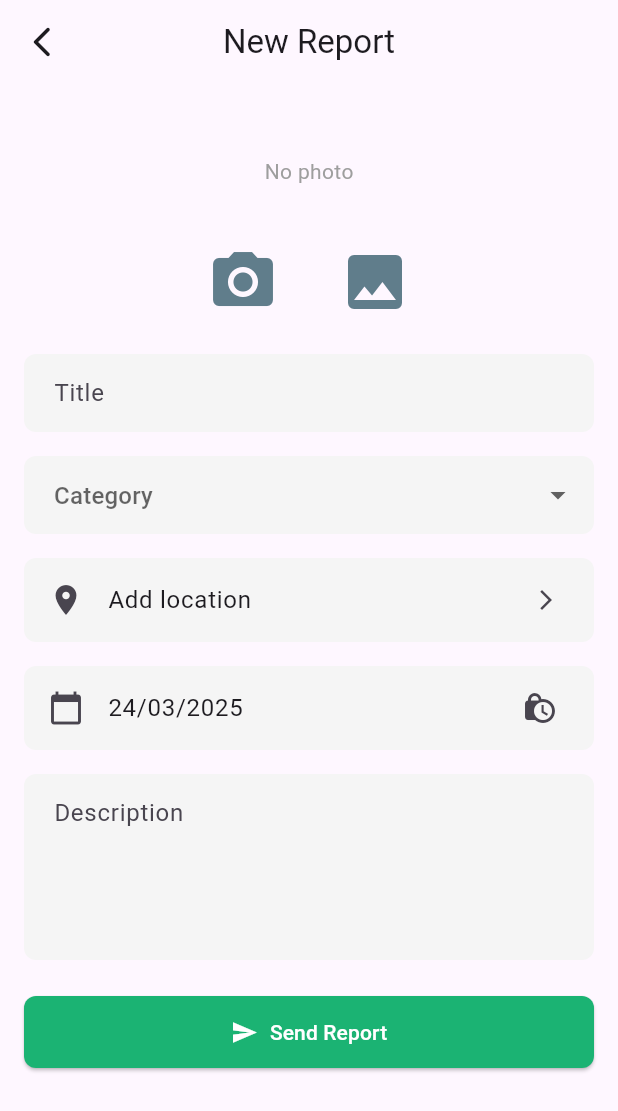
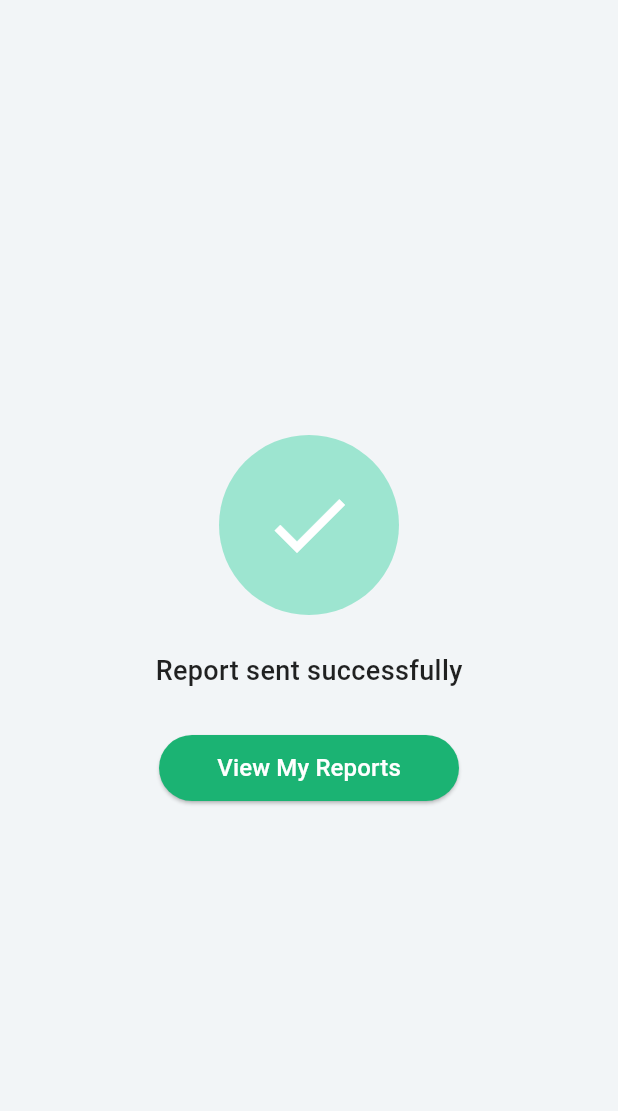
Before and after one commit to panithan-doe/KU-Reporting-app, a Flutter app: the ReportFormScreen screen opened directly, after a tap on "Send Report", on a phone screen of 412 x 824 dp. Shown: the top 1111 px of the screen. Run offline on Flutter 3.47's test engine with Material 3 defaults, Android fonts, the light colour scheme and no system bars; our stand-ins replace cloud_firestore, firebase_auth, firebase_core, fl_chart, google_sign_in, image_picker; accounts and stored records are empty.

Commit message:
add report_success page with animation

```diff
--- a/lib/screens/reports/report_form.dart
+++ b/lib/screens/reports/report_form.dart
@@ -3,6 +3,7 @@ import 'package:flutter/material.dart';
 import 'package:image_picker/image_picker.dart';
 import 'package:intl/intl.dart';
 import 'package:ku_report_app/widgets/go_back_appbar.dart';
+import 'package:ku_report_app/screens/reports/report_success.dart';
 
 class ReportFormScreen extends StatefulWidget {
   const ReportFormScreen({super.key});
@@ -355,7 +356,14 @@ class SubmitButton extends StatelessWidget {
     return SizedBox(
       width: double.infinity,
       child: ElevatedButton.icon(
-        onPressed: () {},
+        onPressed: () {
+          Navigator.pushReplacement(
+            context,
+            MaterialPageRoute(
+              builder: (context) => const ReportSuccessScreen(),
+            ),
+          );
+        },
         style: ElevatedButton.styleFrom(
           backgroundColor: const Color.fromARGB(255, 27, 179, 115),
           padding: const EdgeInsets.symmetric(vertical: 14),
--- /dev/null
+++ b/lib/screens/reports/report_success.dart
@@ -0,0 +1,111 @@
+import 'package:flutter/material.dart';
+import 'package:ku_report_app/screens/reports/my_reports.dart';
+
+class ReportSuccessScreen extends StatefulWidget {
+  const ReportSuccessScreen({super.key});
+
+  @override
+  State<ReportSuccessScreen> createState() => _ReportSuccessScreenState();
+}
+
+class _ReportSuccessScreenState extends State<ReportSuccessScreen>
+    with SingleTickerProviderStateMixin {
+  late AnimationController _controller;
+  late Animation<double> _scaleAnimation;
+
+  @override
+  void initState() {
+    super.initState();
+
+    _controller = AnimationController(
+      duration: const Duration(milliseconds: 800),
+      vsync: this,
+    );
+
+    _scaleAnimation = CurvedAnimation(
+      parent: _controller,
+      curve: Curves.elasticOut,
+    );
+
+    _controller.forward();
+  }
+
+  @override
+  void dispose() {
+    _controller.dispose();
+    super.dispose();
+  }
+
+  @override
+  Widget build(BuildContext context) {
+    return Scaffold(
+      backgroundColor: const Color(0xFFF2F5F7),
+      body: SafeArea(
+        child: Center(
+          child: Padding(
+            padding: const EdgeInsets.symmetric(horizontal: 32),
+            child: Column(
+              mainAxisAlignment: MainAxisAlignment.center,
+              children: [
+                ScaleTransition(
+                  scale: _scaleAnimation,
+                  child: Container(
+                    width: 120,
+                    height: 120,
+                    decoration: const BoxDecoration(
+                      color: Color(0xFF9DE5D0),
+                      shape: BoxShape.circle,
+                    ),
+                    child: const Center(
+                      child: Icon(
+                        Icons.check,
+                        size: 64,
+                        color: Colors.white,
+                      ),
+                    ),
+                  ),
+                ),
+                const SizedBox(height: 24),
+
+                // ✅ ข้อความ
+                const Text(
+                  'Report sent successfully',
+                  style: TextStyle(
+                    fontSize: 18,
+                    fontWeight: FontWeight.w500,
+                    color: Colors.black87,
+                  ),
+                ),
+                const SizedBox(height: 30),
+
+                SizedBox(
+                  width: 200,
+                  height: 44,
+                  child: ElevatedButton(
+                    onPressed: () {
+                      Navigator.pushReplacement(
+                        context,
+                        MaterialPageRoute(
+                            builder: (context) => MyReportsPage()),
+                      );
+                    },
+                    style: ElevatedButton.styleFrom(
+                      backgroundColor: const Color.fromARGB(255, 27, 179, 115),
+                      shape: RoundedRectangleBorder(
+                        borderRadius: BorderRadius.circular(30),
+                      ),
+                    ),
+                    child: const Text(
+                      'View My Reports',
+                      style: TextStyle(color: Colors.white, fontSize: 16),
+                    ),
+                  ),
+                ),
+              ],
+            ),
+          ),
+        ),
+      ),
+    );
+  }
+}
--- a/lib/screens/user/profile.dart
+++ b/lib/screens/user/profile.dart
@@ -16,7 +16,7 @@ class ProfileScreen extends StatelessWidget {
           children: [
             const SizedBox(height: 70),
             const Padding(
-              padding: EdgeInsets.only(left: 32), // 👈 เปลี่ยนตรงนี้
+              padding: EdgeInsets.only(left: 32),
               child: Text(
                 "Profile",
                 style: TextStyle(
```
